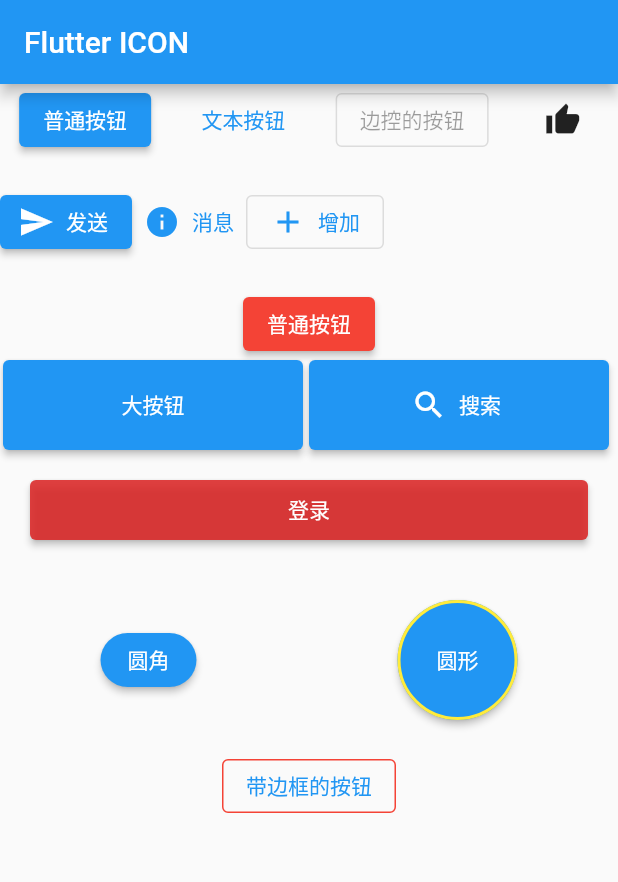
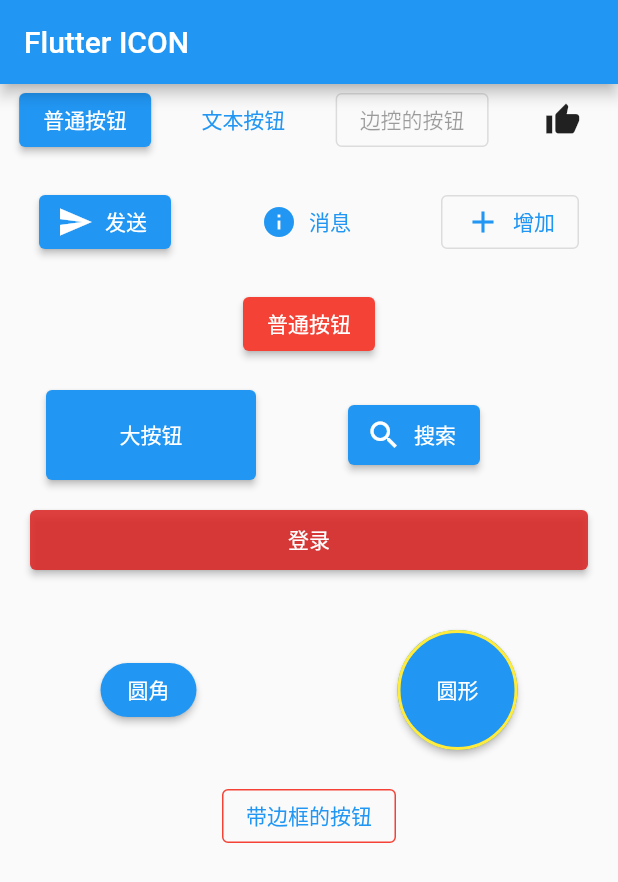
Before and after one commit to imnfeng/nfeng-flutter-demo, a Flutter app: the screen it shows after launch, on a phone screen of 412 x 824 dp. Shown: the top 882 px of the screen. Run offline on Flutter 3.47's test engine with Material 2 defaults, Android fonts, the phone set to English and light mode, and no system bars.

Commit message:
feat: ElevatedButton style update

```diff
--- a/lib/main.dart
+++ b/lib/main.dart
@@ -46,6 +46,7 @@ class LayoutDemo extends StatelessWidget {
           height: 20,
         ),
         Row(
+          mainAxisAlignment: MainAxisAlignment.spaceAround,
           children: [
             ElevatedButton.icon(
               onPressed: () {},
@@ -82,20 +83,22 @@ class LayoutDemo extends StatelessWidget {
             )
           ],
         ),
+        const SizedBox(
+          height: 20,
+        ),
         Row(
           mainAxisAlignment: MainAxisAlignment.spaceAround,
           children: [
             SizedBox(
               height: 60,
-              width: 200,
+              width: 140,
               child: ElevatedButton(
                 onPressed: () {},
                 child: const Text("大按钮"),
               ),
             ),
             SizedBox(
-              height: 60,
-              width: 200,
+              height: 40,
               child: ElevatedButton.icon(
                 onPressed: () {},
                 icon: const Icon(Icons.search),
```
